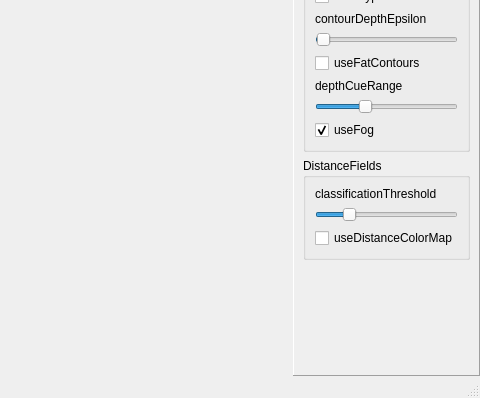
Above: Widgets/NQVTKWindow.ui from bwrrp/nqvtk before the change; both pictures show x 320 to 800 and y 202 to 600 of the 800 by 600 pixel window. Below: the same form after it.
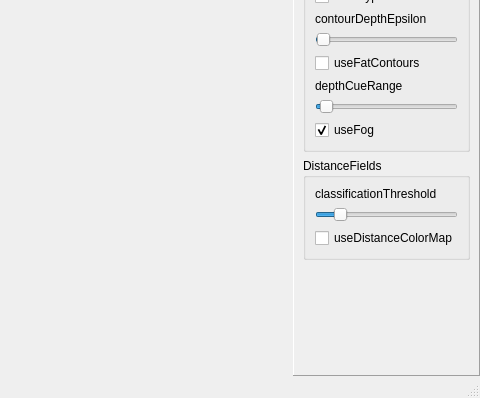
That is the form after the change. Custom widgets are drawn as their Qt base class.

Diff of the .ui file:
```diff
--- a/Widgets/NQVTKWindow.ui
+++ b/Widgets/NQVTKWindow.ui
@@ -207,7 +207,7 @@
              <number>1</number>
             </property>
             <property name="maximum" >
-             <number>3000</number>
+             <number>30000</number>
             </property>
             <property name="value" >
              <number>1000</number>
@@ -276,7 +276,7 @@
              </sizepolicy>
             </property>
             <property name="maximum" >
-             <number>500</number>
+             <number>750</number>
             </property>
             <property name="value" >
              <number>105</number>
```
